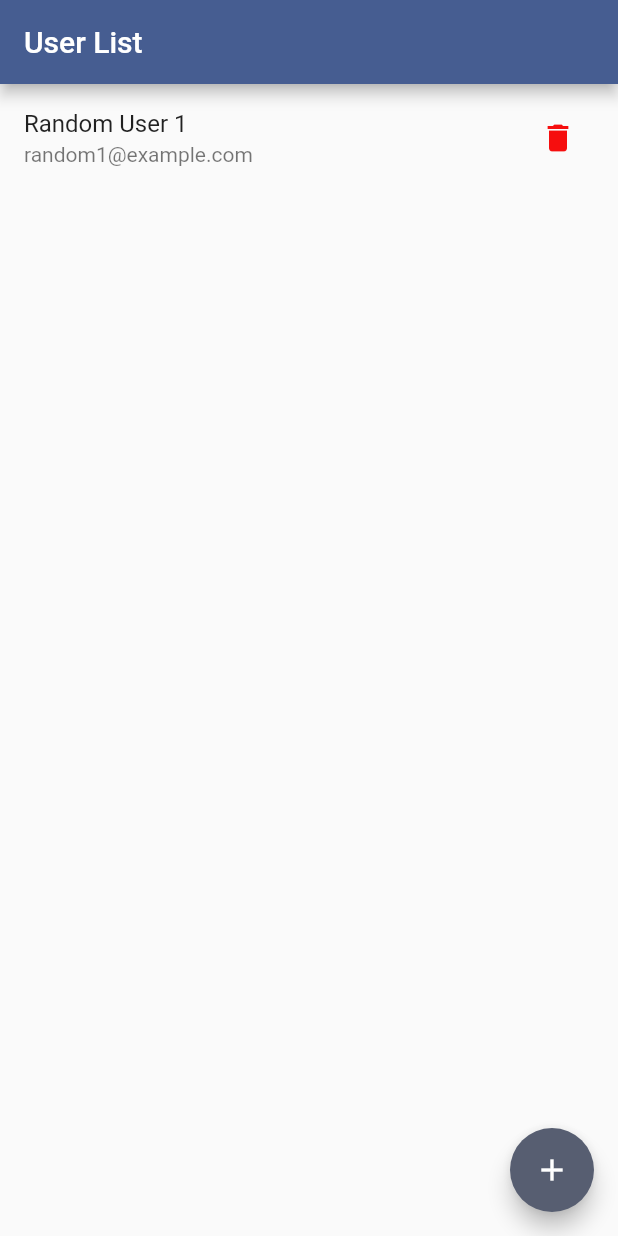
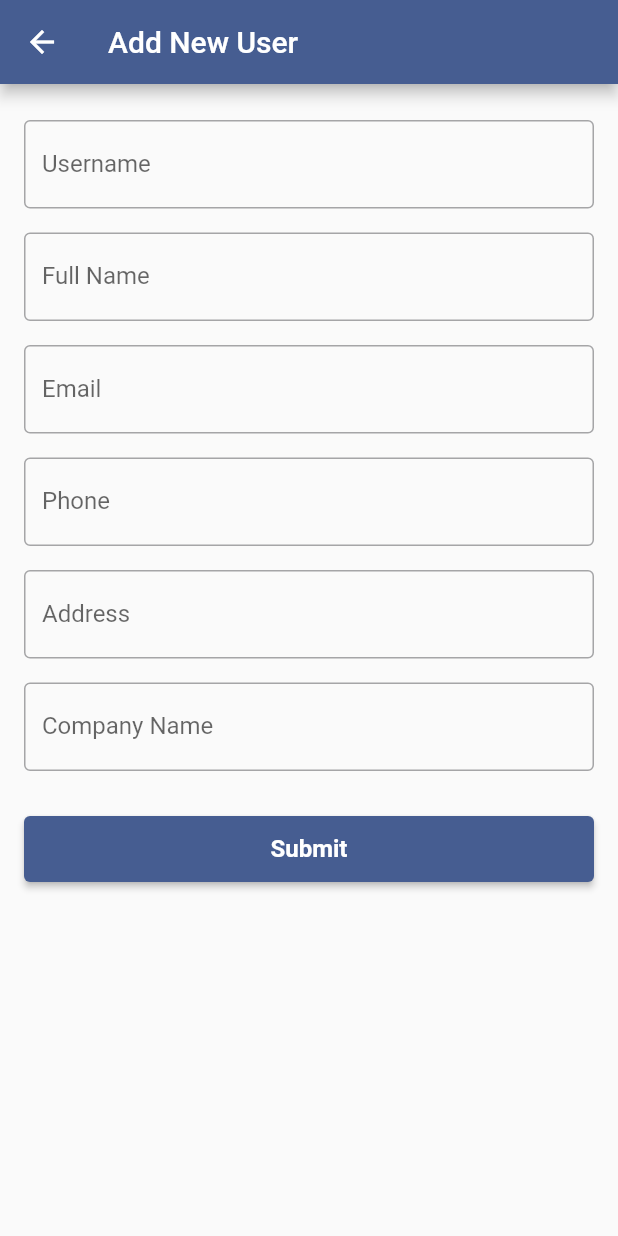
Before and after one commit to mannanshafique/user_crud, a Flutter app: the screen it shows after launch, after a tap on the "add" icon, on a phone screen of 412 x 824 dp. Run offline on Flutter 3.47's test engine with Material 3 defaults, Android fonts, the phone set to English and light mode, and no system bars; our stand-ins replace connectivity_plus, dio; network calls fail.

```diff
--- a/lib/core/bloc/user_bloc.dart
+++ b/lib/core/bloc/user_bloc.dart
@@ -7,6 +7,9 @@ import '../../../../utils/app_navigation.dart';
 import '../../../../utils/constant.dart';
 import '../../services/network_strings.dart';
 import '../model/user_model.dart';
+
+
+//!----Api Handling
 
 class UserBloc {
   Response? _response;
--- a/lib/core/controller/user_provider.dart
+++ b/lib/core/controller/user_provider.dart
@@ -3,16 +3,35 @@ import 'package:user_crud/core/model/user_model.dart';
 
 class UserProvider extends ChangeNotifier {
   final List<UserData> _users = [];
+  String _searchQuery = '';
 
   List<UserData> get users => _users;
+
+  // Filtered list based on search query
+  List<UserData> get filteredUsers => _users
+      .where((user) =>
+          user.name!.toLowerCase().contains(_searchQuery.toLowerCase()) ||
+          user.email!.toLowerCase().contains(_searchQuery.toLowerCase()))
+      .toList();
+
+  String get searchQuery => _searchQuery;
+
+  void setSearchQuery(String query) {
+    _searchQuery = query;
+    notifyListeners();
+  }
 
   void clearUserDataList() {
     _users.clear();
     notifyListeners();
   }
 
-  void addDataInUserList({required UserData userData}) {
-    _users.add(userData);
+  void addDataInUserList({required UserData userData, bool? isInsert}) {
+    if (isInsert ?? false) {
+      _users.insert(0, userData);
+    } else {
+      _users.add(userData);
+    }
     notifyListeners();
   }
 
@@ -20,15 +39,4 @@ class UserProvider extends ChangeNotifier {
     _users.removeWhere((user) => user.id == id);
     notifyListeners();
   }
-
-  void addRandomUser() {
-    final randomUser = UserData(
-      id: DateTime.now().millisecondsSinceEpoch,
-      name: "Random User ${_users.length + 1}",
-      email: "random${_users.length + 1}@example.com",
-      phone: "123-456-7890",
-    );
-    _users.add(randomUser);
-    notifyListeners();
-  }
 }
--- /dev/null
+++ b/lib/core/view/add_user_screen.dart
@@ -0,0 +1,131 @@
+import 'package:flutter/material.dart';
+import 'package:user_crud/core/controller/user_provider.dart';
+import 'package:user_crud/core/model/user_model.dart';
+import 'package:user_crud/utils/app_colors.dart';
+import 'package:user_crud/utils/app_dialogs.dart';
+import 'package:user_crud/utils/app_navigation.dart';
+import 'package:user_crud/utils/app_strings.dart';
+import 'package:user_crud/utils/constant.dart';
+import 'package:user_crud/utils/validation_extension.dart';
+import 'package:user_crud/widgets/custom_text.dart';
+
+class AddNewUserScreen extends StatefulWidget {
+  const AddNewUserScreen({super.key});
+
+  @override
+  State<AddNewUserScreen> createState() => _AddNewUserScreenState();
+}
+
+class _AddNewUserScreenState extends State<AddNewUserScreen> {
+  final _formKey = GlobalKey<FormState>();
+
+  final TextEditingController _usernameController = TextEditingController();
+  final TextEditingController _fullNameController = TextEditingController();
+  final TextEditingController _emailController = TextEditingController();
+  final TextEditingController _phoneController = TextEditingController();
+  final TextEditingController _addressController = TextEditingController();
+  final TextEditingController _companyController = TextEditingController();
+
+  void _submitForm() {
+    if (_formKey.currentState!.validate()) {
+      AppNavigation.navigatorPop(context);
+      Cn<UserProvider>().c?.addDataInUserList(
+          isInsert: true,
+          userData: UserData(
+              id: DateTime.now().millisecondsSinceEpoch,
+              email: _emailController.text,
+              username: _usernameController.text,
+              name: _fullNameController.text,
+              phone: _phoneController.text,
+              company: CompanyData(name: _companyController.text)));
+      AppDialogs.showToast(message: AppStrings.FORM_SUBMIT_TEXT);
+    }
+  }
+
+  @override
+  Widget build(BuildContext context) {
+    return Scaffold(
+      appBar: AppBar(title: const Text(AppStrings.ADD_NEW_USER_TEXT)),
+      body: Padding(
+        padding: const EdgeInsets.all(16.0),
+        child: SingleChildScrollView(
+          child: Form(
+            key: _formKey,
+            child: Column(
+              children: [
+                _buildTextField(
+                  controller: _usernameController,
+                  label: AppStrings.USERNAME_TEXT,
+                  validator: (value) => value.validateUsername,
+                ),
+                _buildTextField(
+                  controller: _fullNameController,
+                  label: AppStrings.FULL_NAME_TEXT,
+                  validator: (value) => value.validateFullName,
+                ),
+                _buildTextField(
+                  controller: _emailController,
+                  label: AppStrings.EMAIL_TEXT,
+                  keyboardType: TextInputType.emailAddress,
+                  validator: (value) => value.validateEmail,
+                ),
+                _buildTextField(
+                  controller: _phoneController,
+                  label: AppStrings.PHONE_TEXT,
+                  keyboardType: TextInputType.phone,
+                  validator: (value) => value.validatePhone,
+                ),
+                _buildTextField(
+                  controller: _addressController,
+                  label: AppStrings.ADDRESS_TEXT,
+                  validator: (value) => value.validateAddress,
+                ),
+                _buildTextField(
+                  controller: _companyController,
+                  label: AppStrings.COMPANY_NAME_TEXT,
+                  validator: (value) => value.validateCompany,
+                ),
+                const SizedBox(height: 20),
+                SizedBox(
+                  width: double.infinity,
+                  child: ElevatedButton(
+                    onPressed: _submitForm,
+                    child: const Padding(
+                      padding: EdgeInsets.all(14.0),
+                      child: CustomText(
+                        text: AppStrings.SUBMIT_TEXT,
+                        weight: FontWeight.bold,
+                        fontSize: 16.0,
+                        fontColor: AppColors.white,
+                      ),
+                    ),
+                  ),
+                ),
+              ],
+            ),
+          ),
+        ),
+      ),
+    );
+  }
+
+  Widget _buildTextField({
+    required TextEditingController controller,
+    required String label,
+    TextInputType keyboardType = TextInputType.text,
+    required String? Function(String?) validator,
+  }) {
+    return Padding(
+      padding: const EdgeInsets.symmetric(vertical: 8.0),
+      child: TextFormField(
+        controller: controller,
+        keyboardType: keyboardType,
+        decoration: InputDecoration(
+          labelText: label,
+          border: const OutlineInputBorder(),
+        ),
+        validator: validator,
+      ),
+    );
+  }
+}
--- a/lib/core/view/user_home_screen.dart
+++ b/lib/core/view/user_home_screen.dart
@@ -1,9 +1,14 @@
 import 'package:flutter/material.dart';
 import 'package:user_crud/core/model/user_model.dart';
 import 'package:user_crud/utils/app_colors.dart';
+import 'package:user_crud/utils/app_navigation.dart';
 import 'package:user_crud/utils/app_strings.dart';
+import 'package:user_crud/utils/routing_arguments.dart';
 
+import '../../routes/app_route.dart';
 import '../../utils/app_dialogs.dart';
+import '../../widgets/custom_text.dart';
+import '../../widgets/no_data_found.dart';
 import '../bloc/user_bloc.dart';
 import '../controller/user_provider.dart';
 import 'package:provider/provider.dart';
@@ -32,52 +37,89 @@ class _HomeScreenState extends State<HomeScreen> {
         });
   }
 
+  final TextEditingController _searchController = TextEditingController();
+
   @override
   Widget build(BuildContext context) {
     //!- Declare here because 1 if we have more than 1 provider then we use (MultiProvider) after runApp
     final userProvider = Provider.of<UserProvider>(context);
     return Scaffold(
       appBar: AppBar(title: const Text(AppStrings.APP_TITLE_TEXT)),
-      body: RefreshIndicator(
+      body: Column(
+        children: [
+          //! Search Bar
+          Padding(
+            padding: const EdgeInsets.all(10.0),
+            child: TextField(
+              controller: _searchController,
+              onChanged: (query) {
+                userProvider.setSearchQuery(query);
+              },
+              decoration: InputDecoration(
+                hintText: 'Search user...',
+                prefixIcon: const Icon(Icons.search),
+                border: OutlineInputBorder(
+                  borderRadius: BorderRadius.circular(10),
+                ),
+              ),
+            ),
+          ),
+          // user List
+          Expanded(
+            child: Consumer<UserProvider>(
+              builder: (context, provider, child) {
+                final users = provider.filteredUsers;
+
+                return RefreshIndicator(
                   onRefresh: () async {
                     fetchUserData();
                   },
-        child: userProvider.users.isEmpty
-            ? noDataFoundWidget()
+                  child: users.isEmpty
+                      ? const NoDataFoundWidget()
                       : ListView.builder(
-                itemCount: userProvider.users.length,
+                          itemCount: users.length,
                           itemBuilder: (context, index) {
-                  UserData? user = userProvider.users[index];
+                            UserData? user = users[index];
                             return ListTile(
-                    title: Text(user.name ?? ''),
-                    subtitle: Text(user.email ?? ''),
+                              title: CustomText(
+                                text: user.name ?? '',
+                              ),
+                              subtitle: CustomText(
+                                text: user.email ?? '',
+                                fontColor: AppColors.lightGrey,
+                              ),
                               trailing: IconButton(
-                      icon: const Icon(Icons.delete, color: AppColors.lightRed),
-                      onPressed: () => userProvider.deleteUser(user.id ?? 0),
+                                icon: const Icon(Icons.delete,
+                                    color: AppColors.lightRed),
+                                onPressed: () =>
+                                    provider.deleteUser(user.id ?? 0),
                               ),
-                    onTap: () {},
+                              onTap: () {
+                                //!---Move to user Detail
+                                AppNavigation.navigateTo(
+                                  context,
+                                  AppRoutes.USER_DETAIL_SCREEN_ROUTE,
+                                  arguments:
+                                      UserDetailRoutingArgument(userData: user),
+                                );
+                              },
+                            );
+                          },
+                        ),
                 );
               },
             ),
           ),
+        ],
+      ),
       floatingActionButton: FloatingActionButton(
-        onPressed: userProvider.addRandomUser,
+        onPressed: () {
+          //!---Move to Add New User
+          FocusScope.of(context).unfocus();
+          AppNavigation.navigateTo(context, AppRoutes.ADD_USER_SCREEN_ROUTE);
+        },
         child: const Icon(Icons.add),
       ),
     );
   }
-
-  Widget noDataFoundWidget() {
-    return SingleChildScrollView(
-        physics: const AlwaysScrollableScrollPhysics(
-          parent: BouncingScrollPhysics(),
-        ),
-        child: SizedBox(
-            height: MediaQuery.of(context).size.height,
-            child: const Center(
-              child: Text(
-                AppStrings.NO_DATA_FOUND_TEXT,
-              ),
-            )));
 }
-}
--- a/lib/main.dart
+++ b/lib/main.dart
@@ -1,6 +1,6 @@
 import 'package:flutter/material.dart';
 import 'package:provider/provider.dart';
-import 'package:user_crud/core/view/user_home_screen.dart';
+import 'package:user_crud/routes/app_router.dart';
 import 'package:user_crud/utils/app_colors.dart';
 
 import 'core/controller/user_provider.dart';
@@ -28,7 +28,8 @@ class MyApp extends StatelessWidget {
             colorScheme: ColorScheme.fromSeed(seedColor: AppColors.darkBlue),
             useMaterial3: false,
           ),
-          home: const HomeScreen()),
+          onGenerateRoute: AppRouter.onGenerateRoute,
+          ),
     );
   }
 }
--- a/lib/routes/app_route.dart
+++ b/lib/routes/app_route.dart
@@ -1,8 +1,10 @@
+// ignore_for_file: constant_identifier_names
+
 class AppRoutes {
   AppRoutes._();
 
-  static const String splashScreenRoute = "/";
-  static const String roleScreenRoute = "/role_screen";
-  static const String preLoginScreenRoute = "/pre_login_screen";
-  static const String loginScreenRoute = "/login_screen";
+
+  static const String USER_HOME_SCREEN_ROUTE = "/";
+  static const String USER_DETAIL_SCREEN_ROUTE = "/user_detail_screen";
+  static const String ADD_USER_SCREEN_ROUTE = "/add_user_screen";
 }
--- a/lib/routes/app_router.dart
+++ b/lib/routes/app_router.dart
@@ -1,19 +1,31 @@
-// import 'package:flutter/material.dart';
+import 'package:flutter/material.dart';
+import 'package:user_crud/core/view/add_user_screen.dart';
 
-// class AppRouter {
-//   static Route onGenerateRoute(RouteSettings routeSettings) {
-//     return MaterialPageRoute(
-//       settings: routeSettings,
-//       builder: (BuildContext context) {
-//         switch (routeSettings.name) {
-//           case AppRoutes.splashScreenRoute:
-//             return const SplashScreen();
-//           case AppRoutes.roleScreenRoute:
-//             return const RoleSelectionScreen();
-//           default:
-//             return Container();
-//         }
-//       },
-//     );
-//   }
-// }
+import '../core/view/user_detail_screen.dart';
+import '../core/view/user_home_screen.dart';
+import '../utils/routing_arguments.dart';
+import 'app_route.dart';
+
+class AppRouter {
+  static Route onGenerateRoute(RouteSettings routeSettings) {
+    return MaterialPageRoute(
+      settings: routeSettings,
+      builder: (BuildContext context) {
+        switch (routeSettings.name) {
+          case AppRoutes.USER_HOME_SCREEN_ROUTE:
+            return const HomeScreen();
+          case AppRoutes.USER_DETAIL_SCREEN_ROUTE:
+            UserDetailRoutingArgument? userDetailRoutingArgument =
+                routeSettings.arguments as UserDetailRoutingArgument?;
+            return UserDetailScreen(
+              userData: userDetailRoutingArgument?.userData,
+            );
+          case AppRoutes.ADD_USER_SCREEN_ROUTE:
+            return const AddNewUserScreen();
+          default:
+            return Container();
+        }
+      },
+    );
+  }
+}
--- a/lib/utils/app_colors.dart
+++ b/lib/utils/app_colors.dart
@@ -8,6 +8,7 @@ class AppColors {
   static const Color primaryBlue = Color(0xFF4795F9);
   static const Color darkBlue = Color(0xFF006CEE);
   static const Color black = Colors.black;
+  static const Color lightGrey = Colors.grey;
 
   //! Shimmer
   static const shimmerBaseColor = Color.fromRGBO(64, 64, 64, 0.2);
--- a/lib/utils/app_strings.dart
+++ b/lib/utils/app_strings.dart
@@ -4,10 +4,17 @@ class AppStrings {
   static const String APP_TITLE_TEXT = 'User List';
   static const String NO_DATA_FOUND_TEXT = 'No Data Found';
 
-  static const String NAME_TEXT = 'Name';
+  static const String ADD_NEW_USER_TEXT = 'Add New User';
+
+  static const String FULL_NAME_TEXT = 'Full Name';
+  static const String USERNAME_TEXT = 'Username';
   static const String EMAIL_TEXT = 'Email';
   static const String PHONE_TEXT = 'Phone';
+  static const String WEBSITE_TEXT = 'Website';
   static const String ADDRESS_TEXT = 'Address';
   static const String COMPANY_NAME_TEXT = 'Company Name';
 
+  static const String SUBMIT_TEXT = 'Submit';
+  static const String FORM_SUBMIT_TEXT = 'Form Submitted Successfully!';
+
 }
--- /dev/null
+++ b/lib/utils/routing_arguments.dart
@@ -0,0 +1,6 @@
+import '../core/model/user_model.dart';
+
+class UserDetailRoutingArgument {
+  final UserData? userData;
+  UserDetailRoutingArgument({required this.userData});
+}
--- /dev/null
+++ b/lib/utils/validation_extension.dart
@@ -0,0 +1,41 @@
+extension FormValidator on String? {
+  String? get validateUsername {
+    if (this == null || this!.isEmpty) return 'Username is required';
+    if (this!.contains(' ')) return 'No spaces allowed';
+    if (this!.length < 3) return 'At least 3 characters required';
+    return null;
+  }
+
+  String? get validateFullName {
+    if (this == null || this!.isEmpty) return 'Full name is required';
+    if (!RegExp(r"^[a-zA-Z\s]+$").hasMatch(this!))
+      return 'Only letters and spaces allowed';
+    return null;
+  }
+
+  String? get validateEmail {
+    if (this == null || this!.isEmpty) return 'Email is required';
+    if (!RegExp(r"^[a-zA-Z0-9._%+-]+@[a-zA-Z0-9.-]+\.[a-zA-Z]{2,}$")
+        .hasMatch(this!)) {
+      return 'Enter a valid email';
+    }
+    return null;
+  }
+
+  String? get validatePhone {
+    if (this == null || this!.isEmpty) return 'Phone number is required';
+    return null;
+  }
+
+  String? get validateAddress {
+    if (this == null || this!.isEmpty) return 'Address is required';
+    if (this!.length < 5) return 'Enter at least 5 characters';
+    return null;
+  }
+
+  String? get validateCompany {
+    if (this == null || this!.isEmpty) return 'Company name is required';
+    if (this!.length < 3) return 'Enter at least 3 characters';
+    return null;
+  }
+}
--- /dev/null
+++ b/lib/widgets/custom_text.dart
@@ -0,0 +1,52 @@
+import 'package:flutter/material.dart';
+
+import '../Utils/app_colors.dart';
+
+class CustomText extends StatelessWidget {
+  final String? text;
+  final Color fontColor;
+  final TextAlign textAlign;
+  final FontWeight weight;
+  final bool underlined, lineThrough;
+  final String? fontFamily;
+  final double fontSize, lineSpacing, letterSpacing;
+  final int? maxLines;
+  final TextOverflow overflow;
+  const CustomText({
+    super.key,
+    this.text,
+    this.fontColor = AppColors.black,
+    this.fontSize = 15,
+    this.textAlign = TextAlign.start,
+    this.weight = FontWeight.normal,
+    this.underlined = false,
+    this.lineSpacing = 1,
+    this.letterSpacing = 0,
+    this.maxLines,
+    this.fontFamily,
+    this.overflow = TextOverflow.ellipsis,
+    this.lineThrough = false,
+  });
+  @override
+  Widget build(BuildContext context) {
+    return Text(
+      text ?? "",
+      maxLines: maxLines,
+      overflow: maxLines != null ? TextOverflow.ellipsis : overflow,
+      textAlign: textAlign,
+      softWrap: true,
+      style: TextStyle(
+        color: fontColor,
+        fontWeight: weight,
+        height: lineSpacing,
+        letterSpacing: letterSpacing,
+        fontSize: fontSize,
+        fontFamily: fontFamily,
+        decorationThickness: 1.0,
+        decoration: underlined
+            ? TextDecoration.underline
+            : (lineThrough ? TextDecoration.lineThrough : TextDecoration.none),
+      ),
+    );
+  }
+}
--- /dev/null
+++ b/lib/widgets/no_data_found.dart
@@ -0,0 +1,22 @@
+import 'package:flutter/material.dart';
+
+import '../utils/app_strings.dart';
+
+class NoDataFoundWidget extends StatelessWidget {
+  const NoDataFoundWidget({super.key});
+
+  @override
+  Widget build(BuildContext context) {
+    return SingleChildScrollView(
+        physics: const AlwaysScrollableScrollPhysics(
+          parent: BouncingScrollPhysics(),
+        ),
+        child: SizedBox(
+            height: MediaQuery.of(context).size.height * 0.6,
+            child: const Center(
+              child: Text(
+                AppStrings.NO_DATA_FOUND_TEXT,
+              ),
+            )));
+  }
+}
```
Also changed, not shown: lib/core/view/user_detail_screen.dart (+57 -14 lines), 38 other files. Lines whose indentation alone changed are shown as unchanged.
